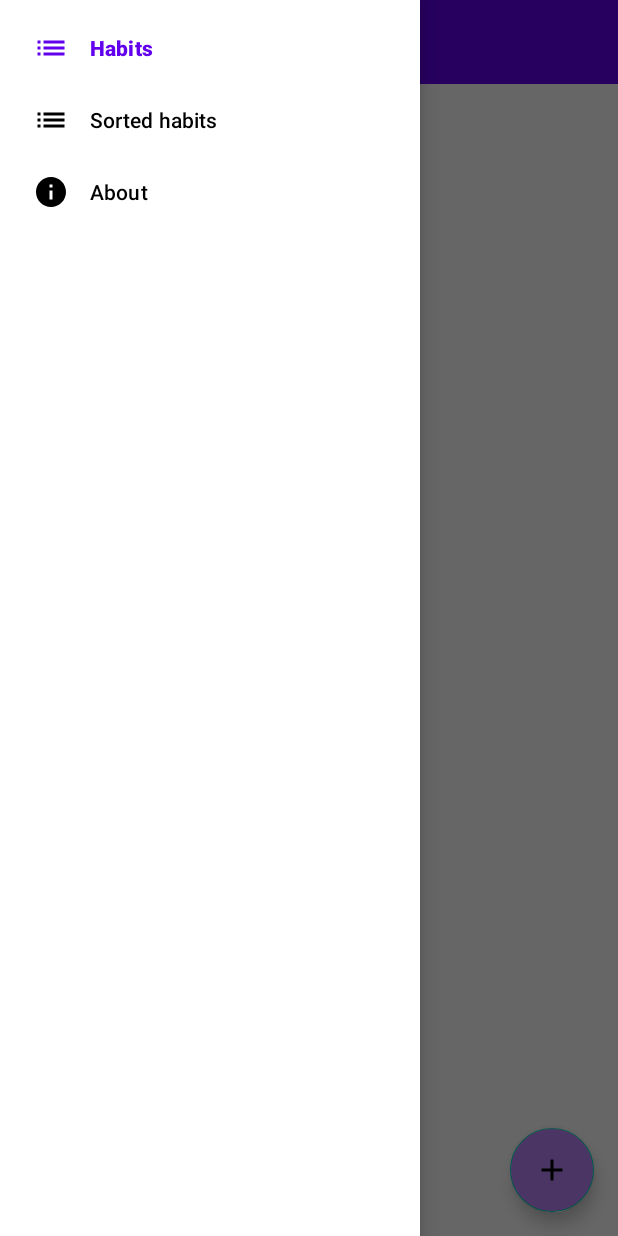
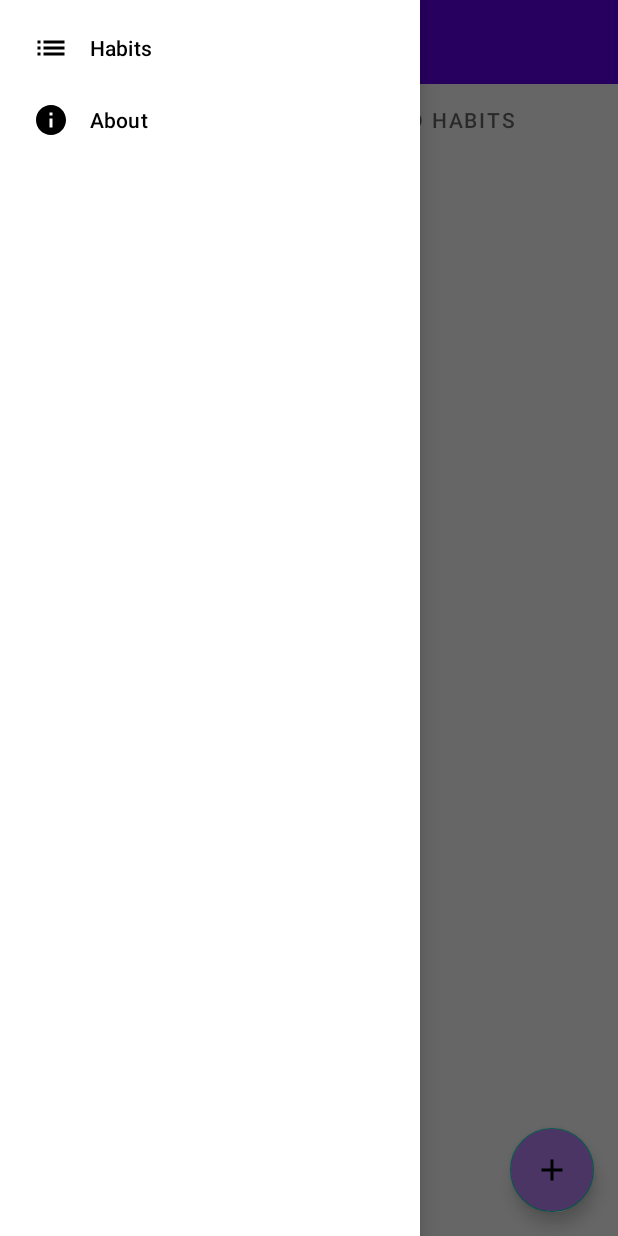
Before and after one commit to sergeykamilyevich/HabitTracker, an Android app: the screen it shows after launch (MainActivity), with the side drawer open, on a phone screen of 412 x 824 dp. Run offline under Robolectric (Android 15) with nearby library versions, the phone set to English and light mode, and no system bars; our stand-ins replace Room's generated code, navigation-ui; 3 statements that could not run were skipped.

Commit message:
removed unnecessary mode

```diff
--- a/app/src/main/AndroidManifest.xml
+++ b/app/src/main/AndroidManifest.xml
@@ -10,9 +10,6 @@
         android:supportsRtl="true"
         android:theme="@style/Theme.HabitTracker">
         <activity
-            android:name=".presentation.ui.HabitListActivity"
-            android:exported="false" />
-        <activity
             android:name=".presentation.ui.MainActivity"
             android:exported="true">
             <intent-filter>
--- /dev/null
+++ b/app/src/main/java/com/example/habittracker/presentation/ui/HabitListPagerFragment.kt
@@ -0,0 +1,54 @@
+package com.example.habittracker.presentation.ui
+
+import android.os.Bundle
+import android.view.LayoutInflater
+import android.view.View
+import android.view.ViewGroup
+import androidx.appcompat.app.AppCompatActivity
+import androidx.fragment.app.Fragment
+import androidx.navigation.fragment.findNavController
+import com.example.habittracker.BuildConfig
+import com.example.habittracker.R
+import com.example.habittracker.databinding.FragmentAboutBinding
+import com.example.habittracker.databinding.FragmentHabitListPagerBinding
+import com.example.habittracker.presentation.view_pager.ViewPagerAdapter
+import com.google.android.material.tabs.TabLayoutMediator
+
+
+class HabitListPagerFragment : Fragment(), HasTitle {
+
+    private var _binding: FragmentHabitListPagerBinding? = null
+    private val binding: FragmentHabitListPagerBinding
+        get() = _binding ?: throw RuntimeException("FragmentHabitListPagerBinding is null")
+
+    private lateinit var viewPagerAdapter: ViewPagerAdapter
+
+    override fun onCreateView(
+        inflater: LayoutInflater, container: ViewGroup?,
+        savedInstanceState: Bundle?
+    ): View {
+        _binding = FragmentHabitListPagerBinding.inflate(inflater, container, false)
+        return binding.root
+    }
+
+    override fun onViewCreated(view: View, savedInstanceState: Bundle?) {
+        super.onViewCreated(view, savedInstanceState)
+        setupViewPager()
+    }
+
+    private fun setupViewPager() {
+        val tabNames: Array<String> = arrayOf(
+            getString(R.string.all_habits),
+            getString(R.string.good_habits),
+            getString(R.string.bad_habits)
+        )
+        viewPagerAdapter = ViewPagerAdapter(activity as AppCompatActivity)
+        binding.viewPager2Fragment.adapter = viewPagerAdapter
+        TabLayoutMediator(binding.tabLayoutFragment, binding.viewPager2Fragment) { tab, position ->
+            tab.text = tabNames[position]
+        }.attach()
+    }
+    override fun getTitleResId(): Int = R.string.about
+
+
+}
--- a/app/src/main/java/com/example/habittracker/presentation/view_pager/ViewPagerAdapter.kt
+++ b/app/src/main/java/com/example/habittracker/presentation/view_pager/ViewPagerAdapter.kt
@@ -1,11 +1,12 @@
 package com.example.habittracker.presentation.view_pager
 
+import androidx.appcompat.app.AppCompatActivity
 import androidx.fragment.app.Fragment
 import androidx.fragment.app.FragmentActivity
 import androidx.viewpager2.adapter.FragmentStateAdapter
 import com.example.habittracker.presentation.ui.HabitListFragment
 
-class ViewPagerAdapter(fragment: FragmentActivity) : FragmentStateAdapter(fragment) {
+class ViewPagerAdapter(activity: AppCompatActivity) : FragmentStateAdapter(activity) {
     override fun getItemCount(): Int = 3
 
     override fun createFragment(position: Int): Fragment {
--- a/app/src/main/res/menu/drawer_menu.xml
+++ b/app/src/main/res/menu/drawer_menu.xml
@@ -7,10 +7,6 @@
         android:icon="@drawable/ic_baseline_list_24"
         android:title="@string/habits" />
     <item
-        android:id="@+id/habitListActivity"
-        android:icon="@drawable/ic_baseline_list_24"
-        android:title="Sorted habits" />
-    <item
         android:id="@+id/aboutFragment"
         android:icon="@drawable/ic_baseline_info_24"
         android:title="@string/about" />
--- a/app/src/main/res/navigation/main_navigation.xml
+++ b/app/src/main/res/navigation/main_navigation.xml
@@ -3,7 +3,7 @@
     xmlns:app="http://schemas.android.com/apk/res-auto"
     xmlns:tools="http://schemas.android.com/tools"
     android:id="@+id/main_navigation"
-    app:startDestination="@id/habitListFragment">
+    app:startDestination="@id/habitListPagerFragment2">
 
     <fragment
         android:id="@+id/habitListFragment"
@@ -18,19 +18,15 @@
         android:id="@+id/habitItemFragment"
         android:name="com.example.habittracker.presentation.ui.HabitItemFragment"
         android:label="fragment_habit_item"
-        tools:layout="@layout/fragment_habit_item">
-        <argument
-            android:name="habitItemId"
-            app:argType="integer" />
-    </fragment>
+        tools:layout="@layout/fragment_habit_item"/>
     <fragment
         android:id="@+id/aboutFragment"
         android:name="com.example.habittracker.presentation.ui.AboutFragment"
         android:label="fragment_about"
         tools:layout="@layout/fragment_about" />
-    <activity
-        android:id="@+id/habitListActivity"
-        android:name="com.example.habittracker.presentation.ui.HabitListActivity"
-        android:label="activity_habit_list"
-        tools:layout="@layout/activity_habit_list" />
+    <fragment
+        android:id="@+id/habitListPagerFragment2"
+        android:name="com.example.habittracker.presentation.ui.HabitListPagerFragment"
+        android:label="fragment_habit_list_pager"
+        tools:layout="@layout/fragment_habit_list_pager" />
 </navigation>
```
Also changed, not shown: app/src/main/java/com/example/habittracker/presentation/ui/HabitItemFragment.kt (+22 -3 lines), app/src/main/java/com/example/habittracker/presentation/ui/HabitListActivity.kt (deleted, +0 -38 lines), app/src/main/java/com/example/habittracker/presentation/ui/HabitListFragment.kt (+6 -7 lines), app/src/main/res/layout/fragment_habit_list_pager.xml (renamed from app/src/main/res/layout/activity_habit_list.xml, +4 -4 lines).
